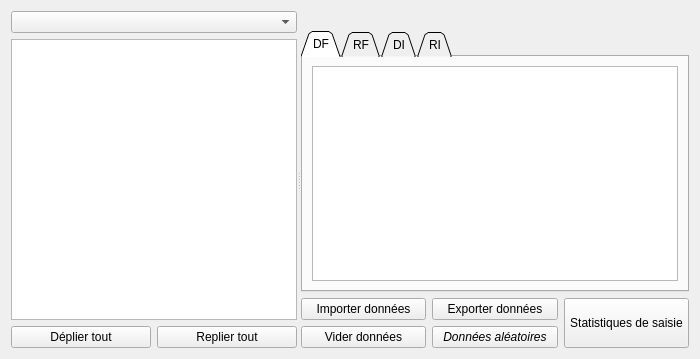
Before: the Qt Designer form formeditaudit.ui in GiPiLab/ProtonClassicSuite, drawn with Qt 5.
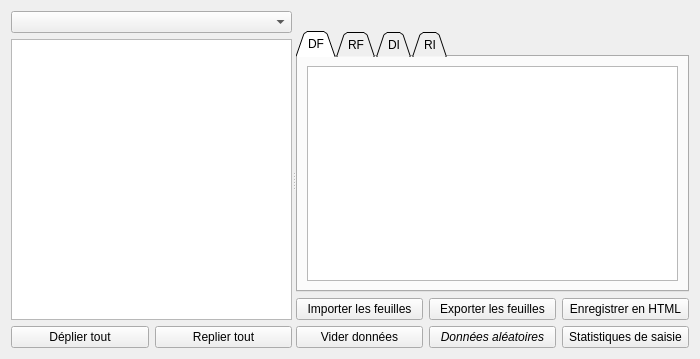
After: the same form once the commit is applied. Icons and pictures are not drawn.

Commit message:
Allow to export raw audit data to html in FormEditAudit
	- Add a new table PCARAWDATA in PCx_Tables

Patch:
```diff
--- a/formeditaudit.ui
+++ b/formeditaudit.ui
@@ -200,7 +200,7 @@
           <string>&lt;html&gt;&lt;head/&gt;&lt;body&gt;&lt;p&gt;Importer les données d'un audit &lt;span style=&quot; font-weight:600;&quot;&gt;pour le mode (&lt;/span&gt;&lt;span style=&quot; font-weight:600; font-style:italic;&quot;&gt;dépenses ou recettes de fonctionnement ou d'investissement&lt;/span&gt;&lt;span style=&quot; font-weight:600;&quot;&gt;) actif&lt;/span&gt;.&lt;/p&gt;&lt;p&gt;Le fichier doit être au format XLSX et contenir les données des feuilles pour l'arbre et le mode concernés. Vous pouvez générer un squelette pré-rempli de ce fichier à l'aide du bouton &amp;quot;Exporter données&amp;quot; puis le compléter à l'aide d'un tableur.&lt;/p&gt;&lt;/body&gt;&lt;/html&gt;</string>
          </property>
          <property name="text">
-          <string>Importer données</string>
+          <string>Importer les feuilles</string>
          </property>
          <property name="icon">
           <iconset resource="Images.qrc">
@@ -214,7 +214,7 @@
           <string>&lt;html&gt;&lt;head/&gt;&lt;body&gt;&lt;p&gt;Exporter les données actuelles &lt;span style=&quot; font-weight:600;&quot;&gt;du mode sélectionné (&lt;/span&gt;&lt;span style=&quot; font-weight:600; font-style:italic;&quot;&gt;dépenses ou recettes de fonctionnement ou d'investissement&lt;/span&gt;&lt;span style=&quot; font-weight:600;&quot;&gt;)&lt;/span&gt; dans un fichier tableur.&lt;/p&gt;&lt;p&gt;Seules les données des feuilles de l'arbre sont exportées, les noeuds de plus haut niveau dans l'arbre étant calculés automatiquement. Le fichier obtenu peut être modifié ou complété à l'aide d'un tableur.&lt;/p&gt;&lt;/body&gt;&lt;/html&gt;</string>
          </property>
          <property name="text">
-          <string>Exporter données</string>
+          <string>Exporter les feuilles</string>
          </property>
          <property name="icon">
           <iconset resource="Images.qrc">
@@ -248,7 +248,7 @@
          </property>
         </widget>
        </item>
-       <item row="2" column="2" rowspan="2">
+       <item row="3" column="2">
         <widget class="QPushButton" name="statsButton">
          <property name="sizePolicy">
           <sizepolicy hsizetype="Minimum" vsizetype="Minimum">
@@ -261,6 +261,17 @@
          </property>
         </widget>
        </item>
+       <item row="2" column="2">
+        <widget class="QPushButton" name="pushButtonExportHTML">
+         <property name="text">
+          <string>Enregistrer en HTML</string>
+         </property>
+         <property name="icon">
+          <iconset resource="Images.qrc">
+           <normaloff>:/icons/icons/html.png</normaloff>:/icons/icons/html.png</iconset>
+         </property>
+        </widget>
+       </item>
       </layout>
      </widget>
     </widget>
```
The commit also changes 5 other files.
